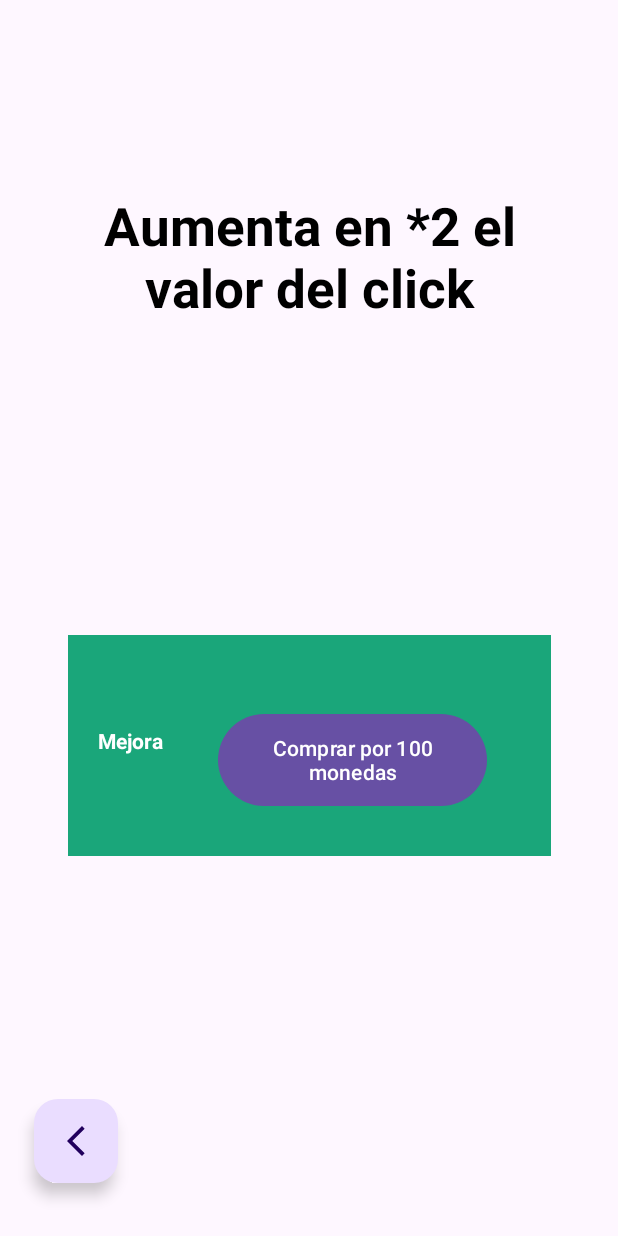
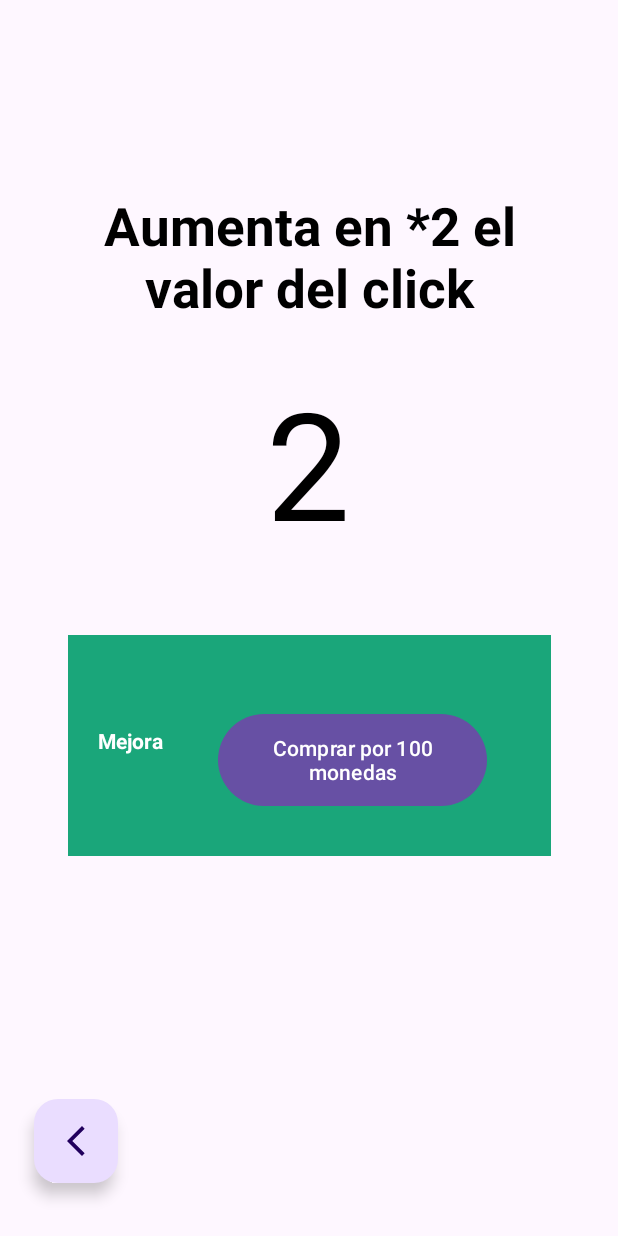
Before and after one commit to danimtnzz/Contador, an Android app: the MainActivity screen opened directly, with no data from a screen before it, after a tap on "Comprar mejora", on a phone screen of 412 x 824 dp. Run offline under Robolectric (Android 15) with nearby library versions, the phone set to English and light mode, and no system bars; 1 other tap on this screen came first.

Commit message:
pasar datos (todavia no funciona el boton de comprar mejora)

```diff
--- a/app/src/main/java/com/example/contador/MainActivity.java
+++ b/app/src/main/java/com/example/contador/MainActivity.java
@@ -65,7 +65,15 @@ public class MainActivity extends AppCompatActivity {
         actualizarTextoContador();
     }
 
-
+    public void multiplicador(View v) {
+        if (cont.compareTo(BigInteger.valueOf(valorMejora)) >= 0) {
+            cont = cont.subtract(BigInteger.valueOf(valorMejora));
+            valorsuma *= 2;
+            valorMejora += 20;
+            botonmultiplicador.setText("La mejora cuesta " + valorMejora + " coins");
+            actualizarTextoContador();
+        }
+    }
 
     private String actualizarTextoContador() {
         String textoContador;
@@ -88,10 +96,7 @@ public class MainActivity extends AppCompatActivity {
     public void irPantallaMejora(View v){
         //cambiar de activity
         Intent i = new Intent(this, PantallaMejora.class);
-        i.putExtra("cont",cont);
-        i.putExtra("valorMejora",valorMejora);
-        i.putExtra("valorSuma",valorsuma);
-        i.putExtra("botonMultiplicador",botonmultiplicador);
+        i.putExtra("monedas", contador.getText());
         startActivity(i);
     }
 }
--- a/app/src/main/java/com/example/contador/PantallaMejora.java
+++ b/app/src/main/java/com/example/contador/PantallaMejora.java
@@ -4,15 +4,23 @@ import androidx.appcompat.app.AppCompatActivity;
 
 import android.os.Bundle;
 import android.view.View;
+import android.widget.Button;
+import android.widget.TextView;
 
 import java.math.BigInteger;
 
 public class PantallaMejora extends AppCompatActivity {
 
+    TextView textoContador2;
+    Button botonMejora;
     @Override
     protected void onCreate(Bundle savedInstanceState) {
         super.onCreate(savedInstanceState);
         setContentView(R.layout.activity_pantalla_mejora);
+        botonMejora = (Button) findViewById(R.id.botonmultiplicador);
+        textoContador2 = (TextView) findViewById(R.id.textoContador2);
+        Bundle param = getIntent().getExtras();
+        textoContador2.setText(param.getString("monedas"));
     }
     public void irPantallaInicio(View v){
         //cambiar de activity
@@ -20,14 +28,6 @@ public class PantallaMejora extends AppCompatActivity {
         //startActivity(i);
         finish();
     }
-    public void multiplicador(View v) {
-        if (cont.compareTo(BigInteger.valueOf(valorMejora)) >= 0) {
-            cont = cont.subtract(BigInteger.valueOf(valorMejora));
-            valorsuma *= 2;
-            valorMejora += 20;
-            botonmultiplicador.setText("La mejora cuesta " + valorMejora + " coins");
-            actualizarTextoContador();
-        }
-    }
+
 
 }
--- a/app/src/main/res/layout/activity_pantalla_mejora.xml
+++ b/app/src/main/res/layout/activity_pantalla_mejora.xml
@@ -80,4 +80,18 @@
         app:layout_constraintStart_toStartOf="parent"
         app:layout_constraintTop_toTopOf="parent"
         app:layout_constraintVertical_bias="0.954" />
+
+    <TextView
+        android:id="@+id/textoContador2"
+        android:layout_width="wrap_content"
+        android:layout_height="wrap_content"
+        android:text="0"
+        android:textColor="@color/black"
+        android:textSize="100dp"
+        app:layout_constraintBottom_toBottomOf="parent"
+        app:layout_constraintEnd_toEndOf="parent"
+        app:layout_constraintHorizontal_bias="0.498"
+        app:layout_constraintStart_toStartOf="parent"
+        app:layout_constraintTop_toTopOf="parent"
+        app:layout_constraintVertical_bias="0.349" />
 </androidx.constraintlayout.widget.ConstraintLayout>
```
